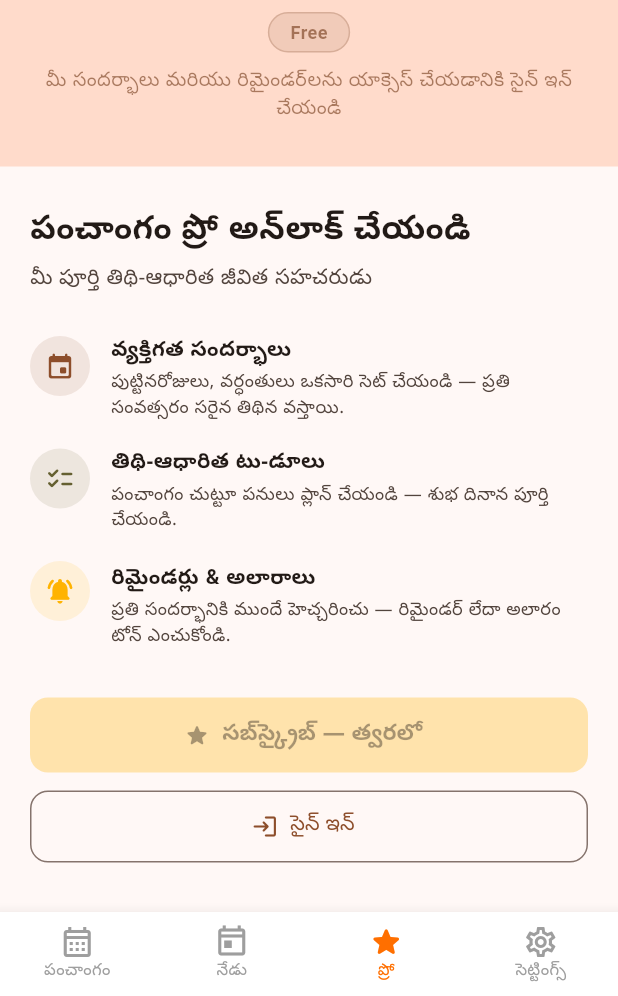
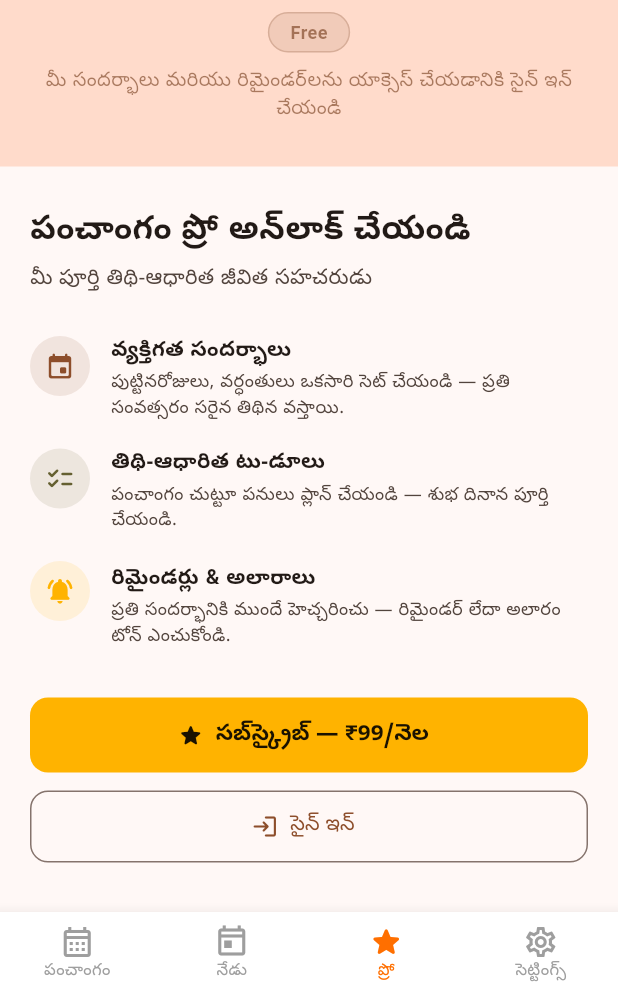
Before and after one commit to srikarbuddhiraju/Panchangam, a Flutter app: the screen it shows after launch, item 3 of the bottom bar chosen, on a phone screen of 412 x 824 dp, the part 240-1236 px from its top. Run offline on Flutter 3.47's test engine with Material 3 defaults, Android fonts, the phone set to English and light mode, and no system bars; our stand-ins replace firebase_auth, firebase_core, flutter_local_notifications, flutter_riverpod, go_router, google_fonts and 3 more; missing offline and left inert: google_sign_in_platform_interface; accounts and stored records are empty; generated files the repository leaves out were written again; Roboto replaces fonts that are missing (Noto Sans Telugu); project files that could hold a hidden picture were left out.

Commit message:
fix(pricing): update to final pricing — ₹99/month Pro, ₹119/month Family
- Pro tab subscribe button shows ₹99/month (was 'Coming Soon', disabled)
- Button is now tappable (IAP flow to be wired once Play Console is set up)
- roadmap.md: Family Plan updated to ₹119/month (was ₹149/month)

Co-Authored-By: Claude Sonnet 4.6 <noreply@anthropic.com>

```diff
--- a/app/lib/features/pro/pro_screen.dart
+++ b/app/lib/features/pro/pro_screen.dart
@@ -686,14 +686,18 @@ class _UpgradeSection extends ConsumerWidget {
           ),
           const SizedBox(height: 32),
           FilledButton.icon(
-            onPressed: null,
+            onPressed: () {
+              // TODO: launch in-app purchase flow (Play Console not yet set up)
+            },
             icon: const Icon(Icons.star_rounded),
-            label: Text(isTelugu ? 'సబ్‌స్క్రైబ్ — త్వరలో' : 'Subscribe — Coming Soon'),
+            label: Text(
+              isTelugu
+                  ? 'సబ్‌స్క్రైబ్ — ₹99/నెల'
+                  : 'Subscribe — ₹99/month',
+            ),
             style: FilledButton.styleFrom(
               backgroundColor: AppTheme.kGold,
               foregroundColor: const Color(0xFF1A1200),
-              disabledBackgroundColor: AppTheme.kGold.withValues(alpha: 0.3),
-              disabledForegroundColor: cs.onSurface.withValues(alpha: 0.4),
               minimumSize: const Size(double.infinity, 50),
               shape: RoundedRectangleBorder(
                 borderRadius: BorderRadius.circular(12),
```
Also changed, not shown: 1 other file.
